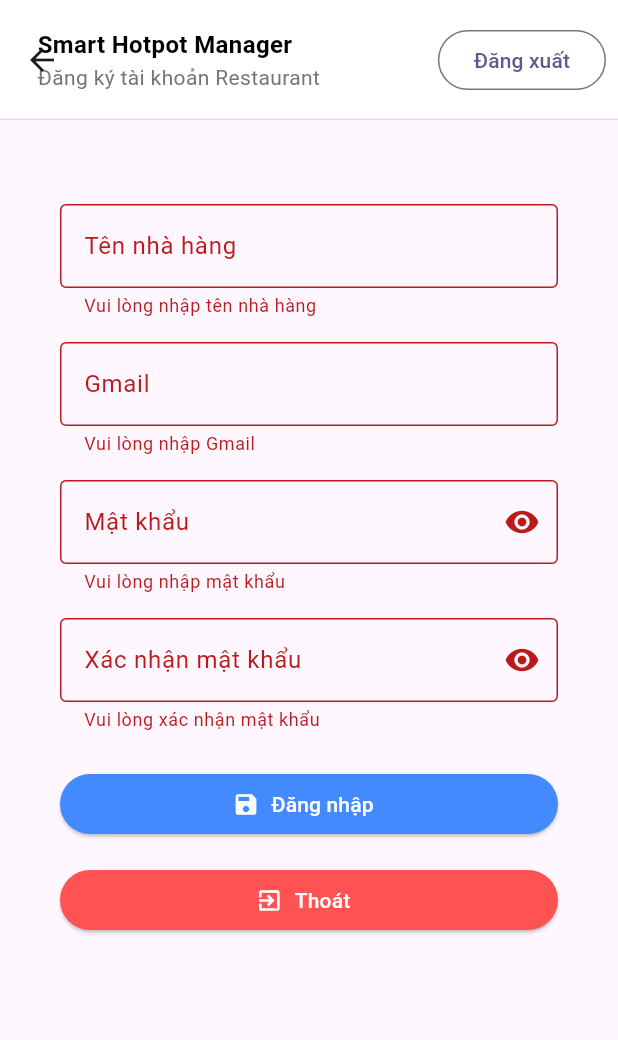
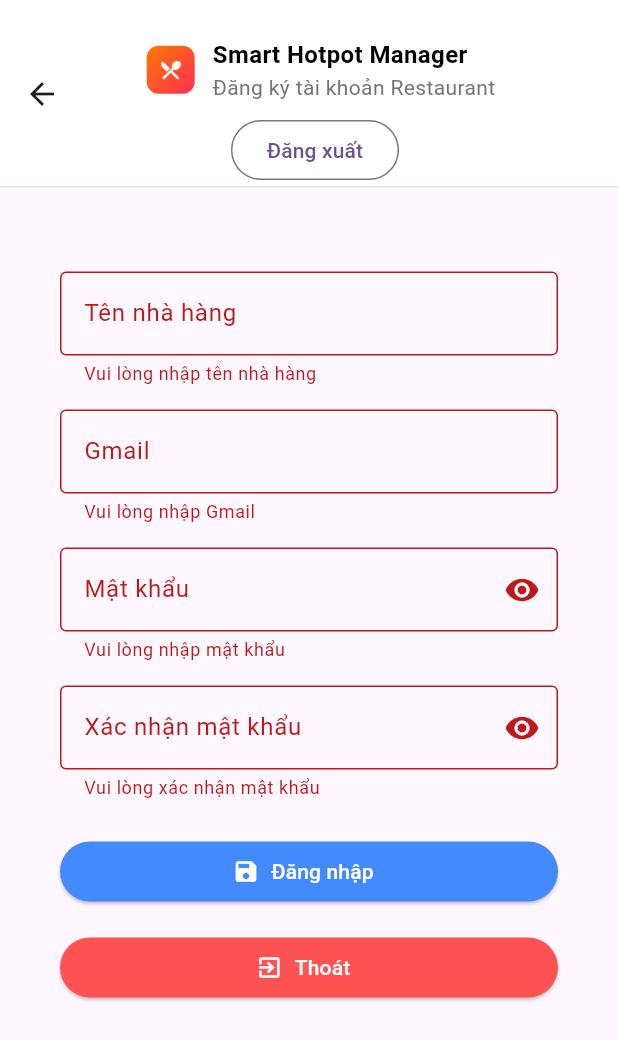
Before and after one commit to Comotcaiten/smart_hotpot_manager, a Flutter app: the RegisterScreen screen opened by its route, after a tap on "Đăng nhập", on a phone screen of 412 x 824 dp. Shown: the top 1040 px of the screen. Run offline on Flutter 3.47's test engine with Material 3 defaults, Android fonts, the phone set to English and light mode, and no system bars; our stand-ins replace cloud_firestore, firebase_auth, firebase_core; accounts and stored records are empty.

Commit message:
Refactor auth logic and enhance TitleAppBar widget
Introduces AuthGuard for centralized access control and refactors AuthService to simplify restaurant retrieval. Updates TitleAppBar to a stateful widget that displays user info and logout functionality, with improved desktop and mobile layouts. LoginScreen now requires restaurant ID for staff/table roles, and related screens are updated to use the new AuthService methods.

```diff
--- a/lib/screens/admin_dashboard_screen.dart
+++ b/lib/screens/admin_dashboard_screen.dart
@@ -35,7 +35,7 @@ class _AdminDashboardScreenState extends State<AdminDashboardScreen> {
   @override
   Widget build(BuildContext context) {
     return Scaffold(
-      appBar: const TitleAppBar(
+      appBar: TitleAppBar(
         title: "Smart Hotpot Manager",
         subtitle: "Admin Dashboard",
       ),
--- a/lib/screens/register_screen.dart
+++ b/lib/screens/register_screen.dart
@@ -83,7 +83,7 @@ class _RegisterScreenState extends State<RegisterScreen> {
   @override
   Widget build(BuildContext context) {
     return Scaffold(
-      appBar: const TitleAppBar(
+      appBar: TitleAppBar(
         title: "Smart Hotpot Manager",
         subtitle: "Đăng ký tài khoản Restaurant",
       ),
--- a/lib/services/auth_service.dart
+++ b/lib/services/auth_service.dart
@@ -1,9 +1,6 @@
 import 'package:cloud_firestore/cloud_firestore.dart';
 import 'package:firebase_auth/firebase_auth.dart';
-import 'package:flutter/material.dart';
 import 'package:smart_hotpot_manager/models/restaurant.dart';
-import 'package:smart_hotpot_manager/utils/app_routes.dart';
-
 class AuthService {
   final FirebaseAuth _auth = FirebaseAuth.instance;
   final FirebaseFirestore _db = FirebaseFirestore.instance;
@@ -55,11 +52,14 @@ class AuthService {
   User? get currentUser => _auth.currentUser;
 
   // Get Restaurant
-  Future<Restaurant?> getRestaurantById(String uid) async {
-    final docRef = _restaurants.doc(uid);
+  Future<Restaurant?> getRestaurant() async {
+    final user = currentUser;
+    if (user == null) return null;
 
-    final docSnap = await docRef.get();
+    final docSnap = await _restaurants.doc(user.uid).get();
+    if (!docSnap.exists || docSnap.data() == null) return null;
 
     return Restaurant.fromMap(docSnap.data() as Map<String, dynamic>);
   }
+
 }
--- a/lib/widgets/title_app_bar.dart
+++ b/lib/widgets/title_app_bar.dart
@@ -1,11 +1,14 @@
 import 'package:flutter/material.dart';
+import 'package:smart_hotpot_manager/models/restaurant.dart';
+import 'package:smart_hotpot_manager/services/auth_service.dart';
+import 'package:smart_hotpot_manager/utils/app_routes.dart';
 import 'package:smart_hotpot_manager/widgets/app_icon.dart';
 import 'package:smart_hotpot_manager/widgets/section_custom.dart';
 
-class TitleAppBar extends StatelessWidget implements PreferredSizeWidget {
+class TitleAppBar extends StatefulWidget implements PreferredSizeWidget {
   final String title;
   final String subtitle;
-  final AppIcon? icon; // icon tuỳ biến
+  final AppIcon? icon;
 
   const TitleAppBar({
     super.key,
@@ -15,44 +18,51 @@ class TitleAppBar extends StatelessWidget implements PreferredSizeWidget {
   });
 
   @override
+  State<TitleAppBar> createState() => _TitleAppBarState();
+
+  @override
+  Size get preferredSize => const Size.fromHeight(125);
+}
+
+class _TitleAppBarState extends State<TitleAppBar> {
+  final AuthService _authService = AuthService();
+  Restaurant? _user;
+  bool _isLoading = true;
+
+  @override
+  void initState() {
+    super.initState();
+    _loadUser();
+  }
+
+  Future<void> _loadUser() async {
+    final user = await _authService.getRestaurant();
+    if (mounted) {
+      setState(() {
+        _user = user;
+        _isLoading = false;
+      });
+    }
+  }
+
+  @override
   Widget build(BuildContext context) {
     return LayoutBuilder(
       builder: (context, constraints) {
         final isMobile = constraints.maxWidth < 600;
 
-        return  AppBar(
+        return AppBar(
           elevation: 0,
           backgroundColor: Colors.white,
           automaticallyImplyLeading: isMobile,
-
           flexibleSpace: Stack(
             children: [
-            Row(
-              mainAxisAlignment: MainAxisAlignment.spaceBetween,
-              children: [
-                SafeArea(
-                  child: Padding(
-                    padding: const EdgeInsets.symmetric(horizontal: 12),
-                    child: Align(
-                      alignment: Alignment.centerLeft,
-                      child: SectionHeaderIconLead(
-                        title: title,
-                        subtitle: subtitle,
-                        icon: !isMobile ? icon ?? AppIcon(size: 46) : null,
-                      ),
-                    ),
-                  ),
-                ),
+              if (!isMobile)
+                _buildDesktopHeader()
+              else
+                _buildMobileHeader(),
 
-                Padding(
-                  padding: const EdgeInsets.all(8.0),
-                  child: OutlinedButton(
-                    onPressed: (){},
-                    child: Text("Đăng xuất"),
-                  ),
-                ),
-              ],
-            ),
+              // line bottom
               Positioned(
                 bottom: 0,
                 left: 0,
@@ -61,13 +71,98 @@ class TitleAppBar extends StatelessWidget implements PreferredSizeWidget {
               ),
             ],
           ),
-
-        toolbarHeight: 80,
+          toolbarHeight: 140,
         );
-      }
+      },
     );
   }
 
-  @override
-  Size get preferredSize => const Size.fromHeight(80);
+  /// Desktop layout: title trái, user phải
+  Widget _buildDesktopHeader() {
+    return Column(
+      children: [
+        const SizedBox(height: 8.0),
+        Row(
+          mainAxisAlignment: MainAxisAlignment.spaceBetween,
+          children: [
+            SafeArea(
+              child: Padding(
+                padding: const EdgeInsets.symmetric(horizontal: 12),
+                child: SectionHeaderIconLead(
+                  title: widget.title,
+                  subtitle: widget.subtitle,
+                  icon: widget.icon ?? AppIcon(size: 46),
+                ),
+              ),
+            ),
+            if (_authService.currentUser != null)
+              Padding(
+                padding: const EdgeInsets.all(8.0),
+                child: _outlinedAuth(context),
+              ),
+          ],
+        ),
+      ],
+    );
   }
+
+  /// Mobile layout: title + nút đăng xuất nằm giữa
+  Widget _buildMobileHeader() {
+    return Center(
+      child: Padding(
+        padding: const EdgeInsets.only(top: 24),
+        child: Column(
+          mainAxisAlignment: MainAxisAlignment.center,
+          children: [
+            Row(
+              mainAxisAlignment: MainAxisAlignment.center,
+              children: [
+                SizedBox(width: 16,),
+                SectionHeaderIconLead(
+                  title: widget.title,
+                  subtitle: widget.subtitle,
+                  icon: widget.icon ?? AppIcon(size: 32),
+                ),
+              ],
+            ),
+            const SizedBox(height: 8),
+            if (_authService.currentUser != null)
+              _outlinedAuth(context),
+          ],
+        ),
+      ),
+    );
+  }
+
+  /// Widget hiển thị tên và nút đăng xuất
+  Widget _outlinedAuth(BuildContext context) {
+    return Row(
+      mainAxisSize: MainAxisSize.min, // để nội dung không chiếm hết chiều ngang
+      children: [
+        if (!_isLoading)
+          Text(
+            _user != null ? "Xin chào, ${_user!.name}" : "",
+            style: const TextStyle(
+              fontWeight: FontWeight.w500,
+              fontSize: 16,
+            ),
+            overflow: TextOverflow.fade,
+            softWrap: false,
+          ),
+        const SizedBox(width: 8.0),
+        OutlinedButton(
+          onPressed: () async {
+            await _authService.logout();
+            if (context.mounted) {
+              Navigator.of(context).pushNamedAndRemoveUntil(
+                AppRoutes.WELCOME,
+                (route) => false,
+              );
+            }
+          },
+          child: const Text("Đăng xuất"),
+        ),
+      ],
+    );
+  }
+}
```
Also changed, not shown: lib/screens/login_screen.dart (+14 -3 lines), lib/screens/welcome_screen.dart (+5 -4 lines), lib/services/auth_guard.dart (added, +55 -0 lines). Lines whose indentation alone changed are shown as unchanged.
